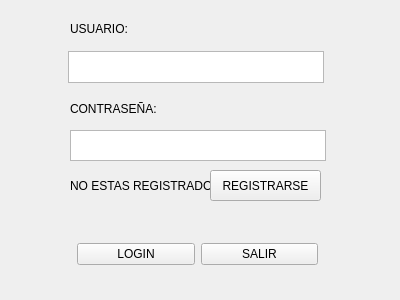
The window that Videojuego_Final/widget.ui (KevinMartinez1999/Juego) describes before a commit, drawn with Qt 5.
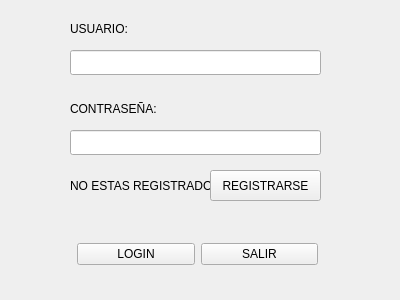
The same window after the commit.

Commit message: Vaidacion del nombre de usuario

What changed in the file:
```diff
--- a/Videojuego_Final/widget.ui
+++ b/Videojuego_Final/widget.ui
@@ -19,26 +19,6 @@
   <property name="windowTitle">
    <string>Widget</string>
   </property>
-  <widget class="QPlainTextEdit" name="usuario">
-   <property name="geometry">
-    <rect>
-     <x>68</x>
-     <y>51</y>
-     <width>256</width>
-     <height>32</height>
-    </rect>
-   </property>
-  </widget>
-  <widget class="QPlainTextEdit" name="clave">
-   <property name="geometry">
-    <rect>
-     <x>70</x>
-     <y>130</y>
-     <width>256</width>
-     <height>31</height>
-    </rect>
-   </property>
-  </widget>
   <widget class="QLabel" name="label_2">
    <property name="geometry">
     <rect>
@@ -117,6 +97,26 @@
     </item>
    </layout>
   </widget>
+  <widget class="QLineEdit" name="usuario">
+   <property name="geometry">
+    <rect>
+     <x>70</x>
+     <y>50</y>
+     <width>251</width>
+     <height>25</height>
+    </rect>
+   </property>
+  </widget>
+  <widget class="QLineEdit" name="clave">
+   <property name="geometry">
+    <rect>
+     <x>70</x>
+     <y>130</y>
+     <width>251</width>
+     <height>25</height>
+    </rect>
+   </property>
+  </widget>
  </widget>
  <resources/>
  <connections>
```
The commit also changes 2 other files.
